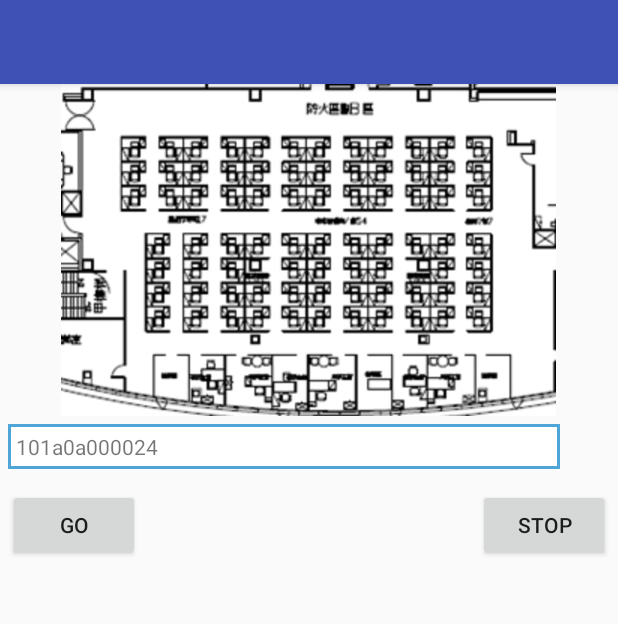
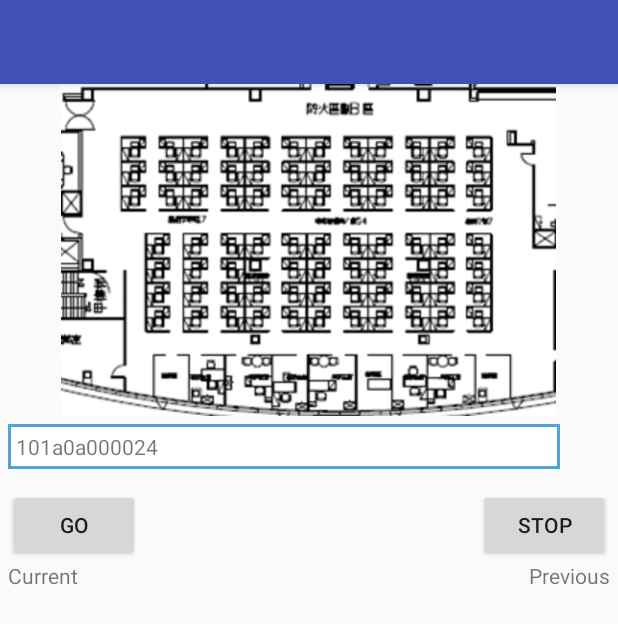
Before and after one commit to GIOT-POC/NGLL-APP, an Android app: the MainActivity screen opened directly, with no data from a screen before it, on a phone screen of 412 x 824 dp. Shown: the top 624 px of the screen. Run offline under Robolectric (Android 15) with nearby library versions, the phone set to English and light mode, and no system bars; libraries missing offline, so code that uses them is left out: com.searchly.jestdroid, io.searchbox.client, io.searchbox.core, org.elasticsearch.index, org.elasticsearch.search.

Commit message:
add current and previous RSSI log windows, add ticc map config

```diff
--- a/app/src/main/java/com/ngll_prototype/ShowTrackerView.java
+++ b/app/src/main/java/com/ngll_prototype/ShowTrackerView.java
@@ -2,7 +2,7 @@ package com.ngll_prototype;
 
 public interface ShowTrackerView {
 
-    void drawIndoorMap (int x, int y, String gwlist);
+    void drawIndoorMap (int x, int y);
 
     void cleanDraw ();
 
--- a/app/src/main/java/com/ngll_prototype/model/NodeDataFetchImpl.java
+++ b/app/src/main/java/com/ngll_prototype/model/NodeDataFetchImpl.java
@@ -40,6 +40,7 @@ public class NodeDataFetchImpl implements NodeDataFetch{
                     searchSourceBuilderTry.sort("@timestamp", SortOrder.DESC);
                     searchSourceBuilderTry.size(1);
                     searchSourceBuilderTry.query(QueryBuilders.boolQuery().must(QueryBuilders.matchQuery("data.macAddr", mac)).mustNot(QueryBuilders.termQuery("data.GPS_N", "0")));
+//                    searchSourceBuilderTry.query(QueryBuilders.boolQuery().must(QueryBuilders.matchQuery("data.macAddr", mac)));
 
                     Search search = new Search.Builder(searchSourceBuilderTry.toString()).addIndex("client_report").addType("asset_tracker").build();
                     SearchResult searchResult = client.execute(search);
--- a/app/src/main/java/com/ngll_prototype/object/IDUlist.java
+++ b/app/src/main/java/com/ngll_prototype/object/IDUlist.java
@@ -18,6 +18,10 @@ public class IDUlist {
         mIDUList.put("00001c497b48db93" ,"C");
         mIDUList.put("00001c497b48dbcf" ,"D");
         mIDUList.put("00001c497b48dbd5" ,"D");
+        mIDUList.put("00000049060f610a" ,"A");
+        mIDUList.put("00000049060f620a" ,"B");
+        mIDUList.put("00000049060f640a" ,"C");
+        mIDUList.put("00000049060f630a" ,"D");
     }
 
     public String mGetMark(String mac) {
--- a/app/src/main/java/com/ngll_prototype/presenter/DisplayPresenter.java
+++ b/app/src/main/java/com/ngll_prototype/presenter/DisplayPresenter.java
@@ -16,5 +16,9 @@ public interface DisplayPresenter {
 
     void cleanAllDot(Context context);
 
+    String getPreviousGWiNFO();
+
+    String getCurrentGWiNFO();
+
     void onDestroy();
 }
--- a/app/src/main/res/layout/activity_main.xml
+++ b/app/src/main/res/layout/activity_main.xml
@@ -49,12 +49,42 @@
             android:layout_alignBottom="@+id/btnexe"
             android:layout_alignParentEnd="true" />
 
-        <TextView
+        <RelativeLayout
             android:layout_width="match_parent"
-            android:layout_height="wrap_content"
-            android:layout_marginTop="10dp"
-            android:layout_below="@+id/btnexe"
-            android:id="@+id/tvgwinfo"/>
+            android:layout_height="match_parent"
+            android:layout_below="@+id/btnexe">
+
+            <TextView
+                android:text="@string/str_current"
+                android:layout_width="wrap_content"
+                android:layout_height="wrap_content"
+                android:id="@+id/tvCurrentGWsInfoTopic"/>
+
+            <TextView
+                android:text="@string/str_previous"
+                android:layout_width="wrap_content"
+                android:layout_height="wrap_content"
+                android:layout_alignParentEnd="true"
+                android:id="@+id/tvPreviousGWsInfoTopic"/>
+
+            <TextView
+                android:layout_width="wrap_content"
+                android:layout_height="wrap_content"
+                android:layout_marginTop="10dp"
+                android:layout_below="@+id/tvCurrentGWsInfoTopic"
+                android:textSize="11sp"
+                android:id="@+id/tvgwinfo"/>
+
+            <TextView
+                android:layout_width="wrap_content"
+                android:layout_height="wrap_content"
+                android:layout_marginTop="10dp"
+                android:layout_alignParentEnd="true"
+                android:textSize="11sp"
+                android:layout_below="@+id/tvPreviousGWsInfoTopic"
+                android:id="@+id/tvpregwinfo"/>
+
+        </RelativeLayout>
     </RelativeLayout>
 
     <ImageView
--- a/app/src/main/res/values/strings.xml
+++ b/app/src/main/res/values/strings.xml
@@ -2,4 +2,6 @@
     <string name="app_name">NGLL</string>
     <string name="loading">Loading...</string>
     <string name="well">井</string>
+    <string name="str_current">Current</string>
+    <string name="str_previous">Previous</string>
 </resources>
```
Also changed, not shown: app/src/main/java/com/ngll_prototype/ShowTrackerActivity.java (+16 -19 lines), app/src/main/java/com/ngll_prototype/presenter/DisplayPresenterImpl.java (+61 -10 lines), app/src/main/res/drawable-xhdpi/ticc_201bc_map_bg.png (added), app/src/main/res/drawable-xhdpi/ticc_201bc_map_bg2.png (added).
